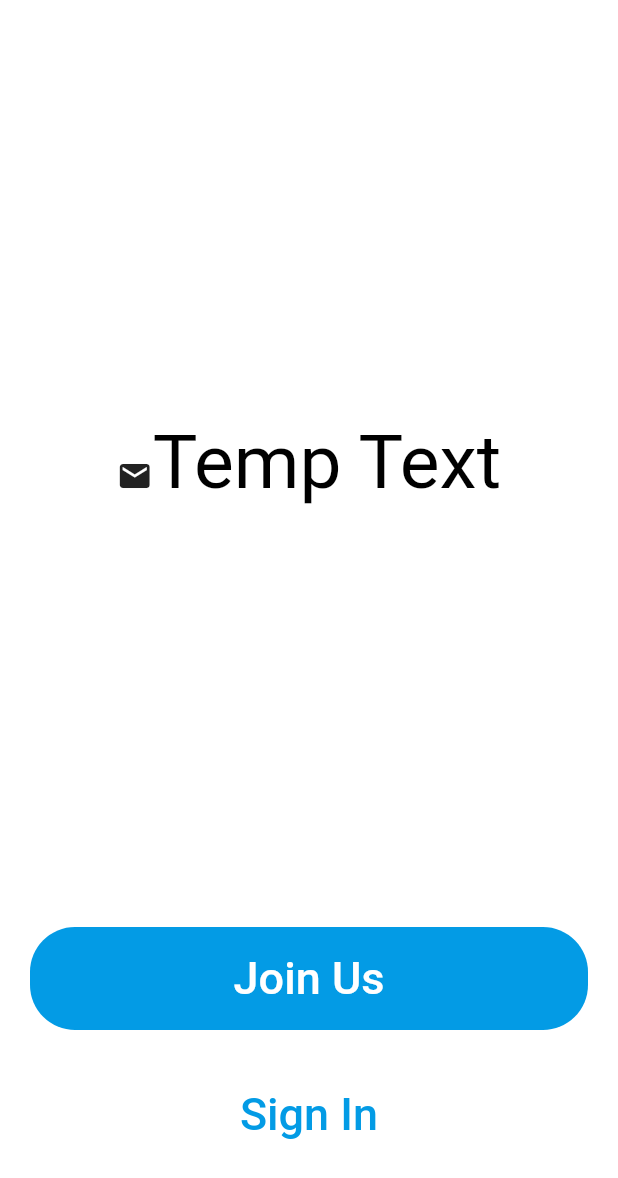
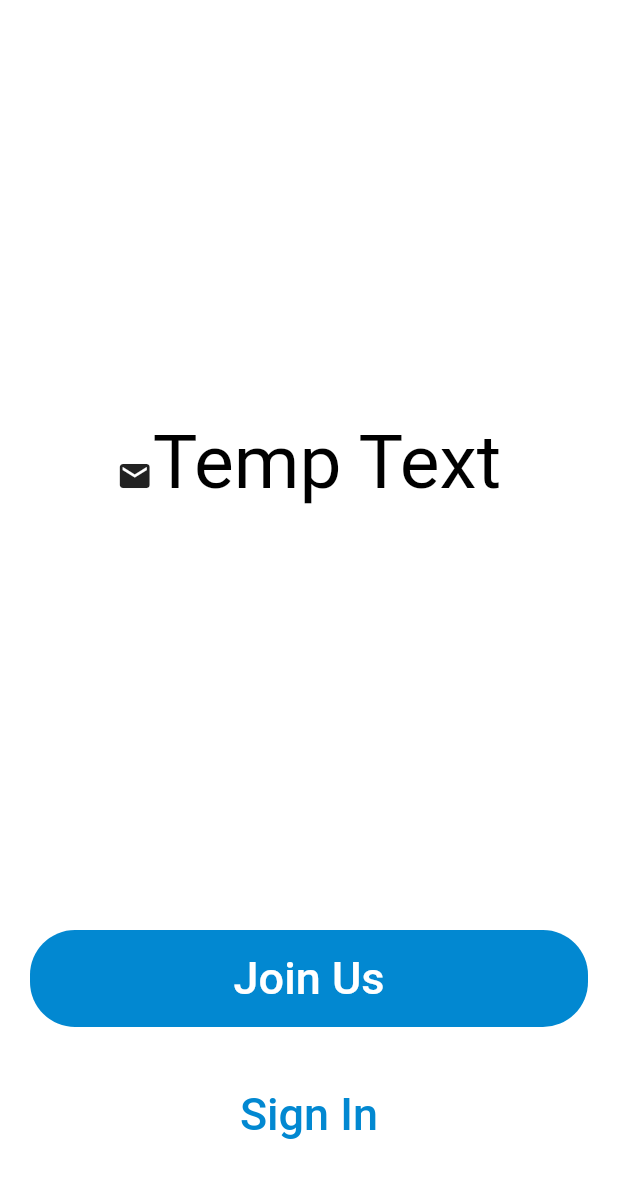
Before and after one commit to ColinIR14/legal-connections, a Flutter app: the screen it shows after launch, on a phone screen of 412 x 824 dp. Shown: the top 1178 px of the screen. Run offline on Flutter 3.47's test engine with Material 2 defaults, Android fonts, the light colour scheme and no system bars.

Commit message:
Update main.dart

```diff
--- a/lib/main.dart
+++ b/lib/main.dart
@@ -36,12 +36,13 @@ class InitScreen extends StatelessWidget {
             flex: 1,
             child: Container(
               margin: EdgeInsets.symmetric(horizontal: 20.0),
+              padding: EdgeInsets.symmetric(vertical: 2.0),
               child: SizedBox.expand(
                 child: FlatButton(
                   onPressed: () {},
                   shape: RoundedRectangleBorder(
                       borderRadius: BorderRadius.circular(30.0)),
-                  color: Colors.lightBlue[600],
+                  color: Colors.lightBlue[700],
                   child: Text(
                     'Join Us',
                     style: TextStyle(color: Colors.white, fontSize: 30.0),
@@ -59,7 +60,7 @@ class InitScreen extends StatelessWidget {
                 child: Text(
                   'Sign In',
                   style:
-                      TextStyle(color: Colors.lightBlue[600], fontSize: 30.0),
+                      TextStyle(color: Colors.lightBlue[700], fontSize: 30.0),
                 ),
               ),
             ),
```
